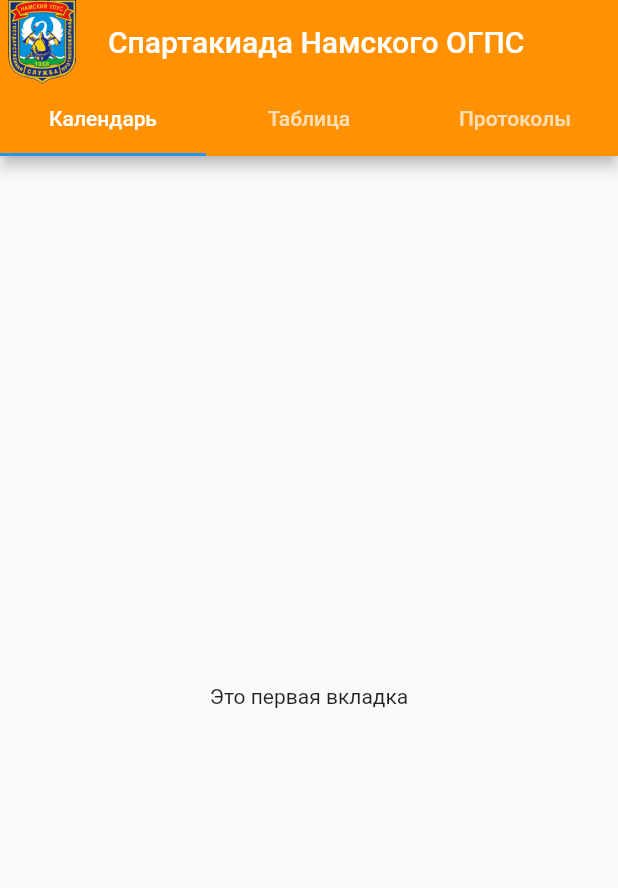
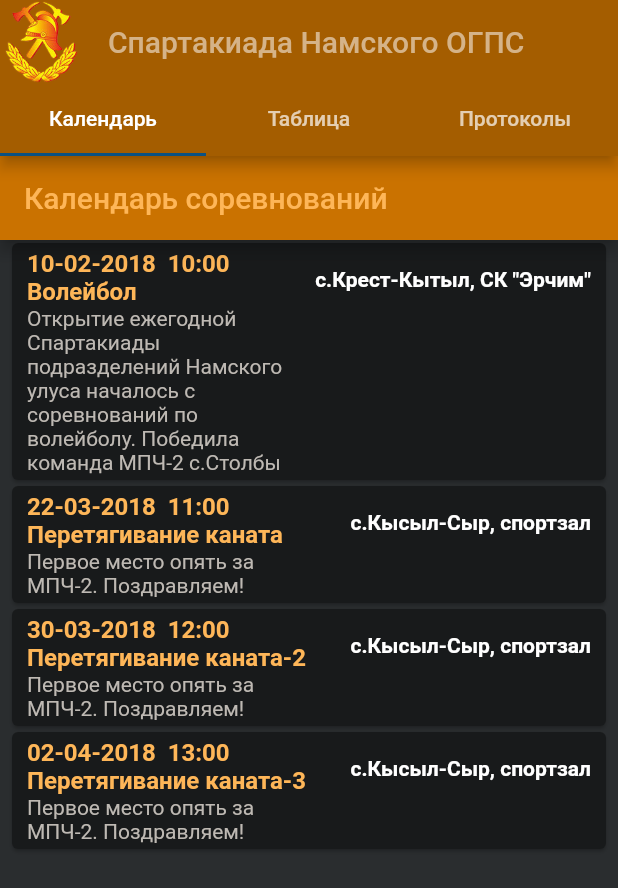
Before and after one commit to Odioz/Sparta, a Flutter app: the screen it shows after launch, on a phone screen of 412 x 824 dp. Shown: the top 888 px of the screen. Run offline on Flutter 3.47's test engine with Material 2 defaults, Android fonts, the phone set to English and light mode, and no system bars.

Commit message:
1vkladka

```diff
--- /dev/null
+++ b/lib/domain/kalendar.dart
@@ -0,0 +1,9 @@
+class Kalendar {
+  String data;
+  String vrema;
+  String vid;
+  String mesto;
+  String komment;
+
+  Kalendar({this.data, this.vrema, this.vid, this.mesto, this.komment});
+}
--- a/lib/main.dart
+++ b/lib/main.dart
@@ -14,13 +14,17 @@ class Spartakiada extends StatelessWidget {
       home: DefaultTabController(
         length: 3,
         child: Scaffold(
+          backgroundColor: Color.fromRGBO(24, 26, 27, 1),
           appBar: AppBar(
             leading: Container(
-              width: 100,
-              child: Image.asset('images/ogps23.png'),
+              width: 50,
+              child: Image.asset('images/gps.png'), //логотип ГПС
             ),
-            title: Text('Спартакиада Намского ОГПС'),
+            title: Text('Спартакиада Намского ОГПС',
+                style: TextStyle(color: Color.fromRGBO(213, 179, 136, 1))),
             bottom: TabBar(
+              indicatorColor:
+                  Color.fromRGBO(10, 81, 131, 1), //цвет линии вкладки
               tabs: [
                 Tab(
                   text: 'Календарь',
@@ -33,7 +37,7 @@ class Spartakiada extends StatelessWidget {
                 ),
               ],
             ),
-            backgroundColor: Color.fromRGBO(255, 145, 3, 1),
+            backgroundColor: Color.fromRGBO(164, 93, 0, 1),
           ),
           body: TabBarView(
             children: [Tab1(), Tab2(), Tab3()],
--- a/lib/tab1.dart
+++ b/lib/tab1.dart
@@ -1,4 +1,5 @@
 import 'package:flutter/material.dart';
+import 'domain/kalendar.dart';
 
 class Tab1 extends StatelessWidget {
   @override
@@ -12,8 +13,78 @@ class TabMain extends StatelessWidget {
   @override
   Widget build(BuildContext context) {
     return Container(
-        child: Center(
-      child: Text('Это первая вкладка'),
-    ));
+      child: Scaffold(
+        backgroundColor: Color.fromRGBO(42, 45, 47, 1),
+        appBar: AppBar(
+          title: Text('Календарь соревнований',
+              style: TextStyle(color: Color.fromRGBO(254, 182, 88, 1))),
+          backgroundColor: Color.fromRGBO(202, 114, 0, 1),
+        ),
+        body: KalendarList(),
+      ),
+    );
   }
 }
+
+class KalendarList extends StatelessWidget {
+  final kalendar = <Kalendar>[
+    Kalendar(
+        data: '10-02-2018',
+        vrema: '10:00',
+        vid: 'Волейбол',
+        mesto: 'с.Крест-Кытыл, СК \"Эрчим\"',
+        komment:
+            'Открытие ежегодной Спартакиады подразделений Намского улуса началось с соревнований по волейболу. Победила команда МПЧ-2 с.Столбы'),
+    Kalendar(
+        data: "22-03-2018",
+        vrema: "11:00",
+        vid: "Перетягивание каната",
+        mesto: "с.Кысыл-Сыр, спортзал",
+        komment: "Первое место опять за МПЧ-2. Поздравляем!"),
+    Kalendar(
+        data: "30-03-2018",
+        vrema: "12:00",
+        vid: "Перетягивание каната-2",
+        mesto: "с.Кысыл-Сыр, спортзал",
+        komment: "Первое место опять за МПЧ-2. Поздравляем!"),
+    Kalendar(
+        data: "02-04-2018",
+        vrema: "13:00",
+        vid: "Перетягивание каната-3",
+        mesto: "с.Кысыл-Сыр, спортзал",
+        komment: "Первое место опять за МПЧ-2. Поздравляем!"),
+  ];
+  @override
+  Widget build(BuildContext context) {
+    return Container(
+        child: ListView.builder(
+      itemCount: kalendar.length,
+      itemBuilder: (context, i) {
+        return Card(
+            margin: EdgeInsets.symmetric(horizontal: 8, vertical: 2),
+            color: Color.fromRGBO(24, 26, 27, 1),
+            child: Container(
+              child: ListTile(
+                  contentPadding: EdgeInsets.symmetric(horizontal: 10),
+                  title: Text(
+                      kalendar[i].data +
+                          '  ' +
+                          kalendar[i].vrema +
+                          '  ' +
+                          kalendar[i].vid,
+                      style: TextStyle(
+                          color: Color.fromRGBO(254, 182, 88, 1),
+                          fontWeight: FontWeight.bold)),
+                  trailing: Text(kalendar[i].mesto,
+                      style: TextStyle(
+                          fontWeight: FontWeight.bold, color: Colors.white)),
+                  subtitle: Text(kalendar[i].komment,
+                      style:
+                          TextStyle(color: Color.fromRGBO(190, 185, 179, 1)))),
+            ));
+      },
+    ));
+    // TODO: implement build
+    // throw UnimplementedError();
+  }
+}
```
Also changed, not shown: 6 other files.
